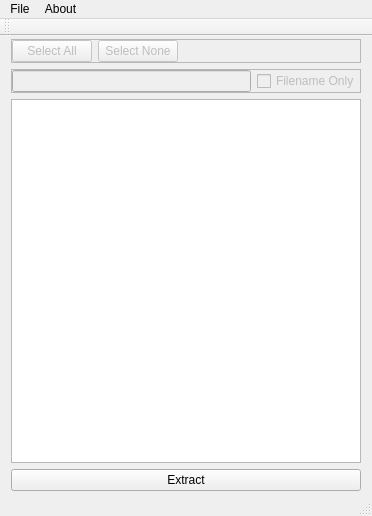
This is ui/mainwindow.ui in EIGHTFINITE/bae as Qt 5 draws it before an edit. The edited form follows.
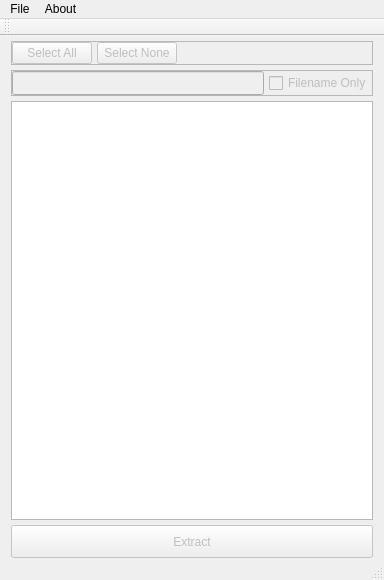
This is the edited form. Custom widgets are drawn as their Qt base class.

Diff of the .ui file:
```diff
--- a/ui/mainwindow.ui
+++ b/ui/mainwindow.ui
@@ -6,8 +6,8 @@
    <rect>
     <x>0</x>
     <y>0</y>
-    <width>372</width>
-    <height>516</height>
+    <width>384</width>
+    <height>580</height>
    </rect>
   </property>
   <property name="minimumSize">
@@ -18,11 +18,14 @@
   </property>
   <widget class="QWidget" name="centralWidget">
    <layout class="QVBoxLayout" name="verticalLayout">
+    <property name="spacing">
+     <number>5</number>
+    </property>
     <property name="topMargin">
-     <number>3</number>
+     <number>5</number>
     </property>
     <property name="bottomMargin">
-     <number>3</number>
+     <number>0</number>
     </property>
     <item>
      <widget class="QFrame" name="btnBar">
@@ -36,6 +39,9 @@
        <enum>QFrame::Raised</enum>
       </property>
       <layout class="QHBoxLayout" name="horizontalLayout">
+       <property name="spacing">
+        <number>5</number>
+       </property>
        <property name="leftMargin">
         <number>0</number>
        </property>
@@ -90,6 +96,9 @@
        <enum>QFrame::Raised</enum>
       </property>
       <layout class="QHBoxLayout" name="horizontalLayout_2">
+       <property name="spacing">
+        <number>5</number>
+       </property>
        <property name="leftMargin">
         <number>0</number>
        </property>
@@ -103,7 +112,14 @@
         <number>0</number>
        </property>
        <item>
-        <widget class="QLineEdit" name="archiveFilter"/>
+        <widget class="QLineEdit" name="archiveFilter">
+         <property name="minimumSize">
+          <size>
+           <width>0</width>
+           <height>24</height>
+          </size>
+         </property>
+        </widget>
        </item>
        <item>
         <widget class="QCheckBox" name="archiveFilenameOnly">
@@ -120,6 +136,12 @@
     </item>
     <item>
      <widget class="QPushButton" name="btnExtract">
+      <property name="enabled">
+       <bool>false</bool>
+      </property>
+      <property name="styleSheet">
+       <string notr="true">height: 25px;</string>
+      </property>
       <property name="text">
        <string>Extract</string>
       </property>
@@ -141,7 +163,7 @@
     <rect>
      <x>0</x>
      <y>0</y>
-     <width>372</width>
+     <width>384</width>
      <height>21</height>
     </rect>
    </property>
@@ -172,6 +194,13 @@
   </action>
  </widget>
  <layoutdefault spacing="6" margin="11"/>
+ <customwidgets>
+  <customwidget>
+   <class>BSATreeView</class>
+   <extends>QTreeView</extends>
+   <header>bsatreeview.h</header>
+  </customwidget>
+ </customwidgets>
  <resources/>
  <connections/>
 </ui>
```
Left out of the diff: 2 changed lines with no effect on the pictures.
